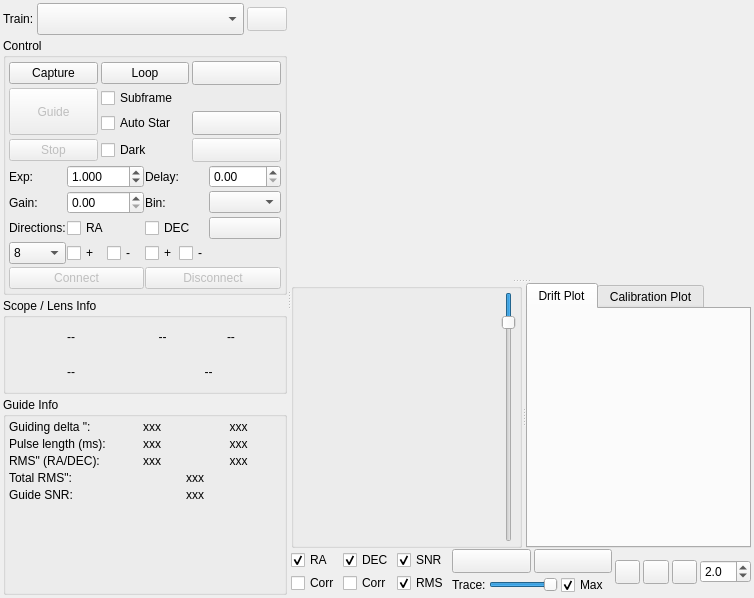
The window that kstars/ekos/guide/guide.ui (KDE/kstars) describes before a commit, drawn with Qt 5.
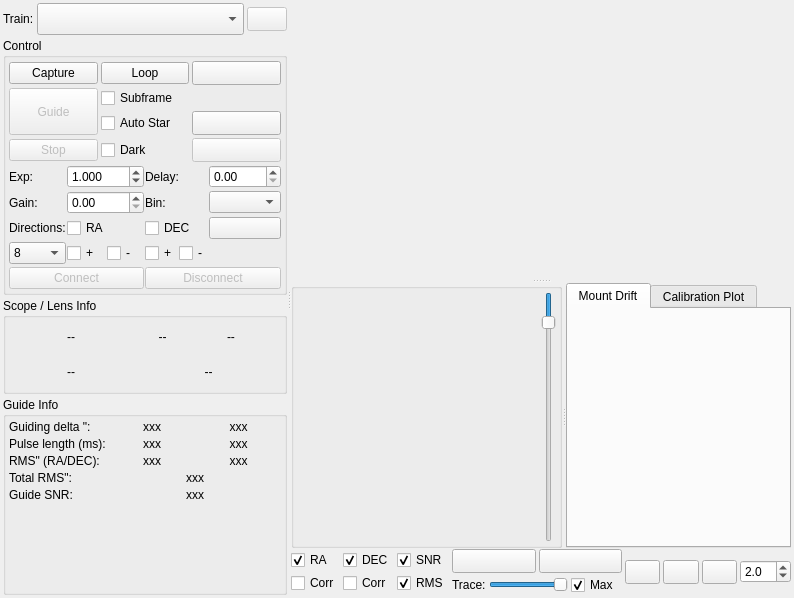
The same window after the commit. Icons and pictures are not drawn. Custom widgets are drawn as their Qt base class.

Commit message: Use PHD2-scheme (RA/DEC) for graph of guide mount drift (Addendum to  "Reuse calibration after rotation: Part 1)

What changed in the file:
```diff
--- a/kstars/ekos/guide/guide.ui
+++ b/kstars/ekos/guide/guide.ui
@@ -6,7 +6,7 @@
    <rect>
     <x>0</x>
     <y>0</y>
-    <width>754</width>
+    <width>794</width>
     <height>598</height>
    </rect>
   </property>
@@ -1133,7 +1133,7 @@
            </property>
            <widget class="QWidget" name="tab_2">
             <attribute name="title">
-             <string>Drift Plot</string>
+             <string>Mount Drift</string>
             </attribute>
             <layout class="QVBoxLayout" name="verticalLayout_7">
              <property name="leftMargin">
@@ -1342,6 +1342,7 @@
                <property name="font">
                 <font>
                  <pointsize>16</pointsize>
+                 <weight>75</weight>
                  <bold>true</bold>
                 </font>
                </property>
@@ -1370,6 +1371,7 @@
                <property name="font">
                 <font>
                  <pointsize>16</pointsize>
+                 <weight>75</weight>
                  <bold>true</bold>
                 </font>
                </property>
```
The commit also changes 9 other files.
